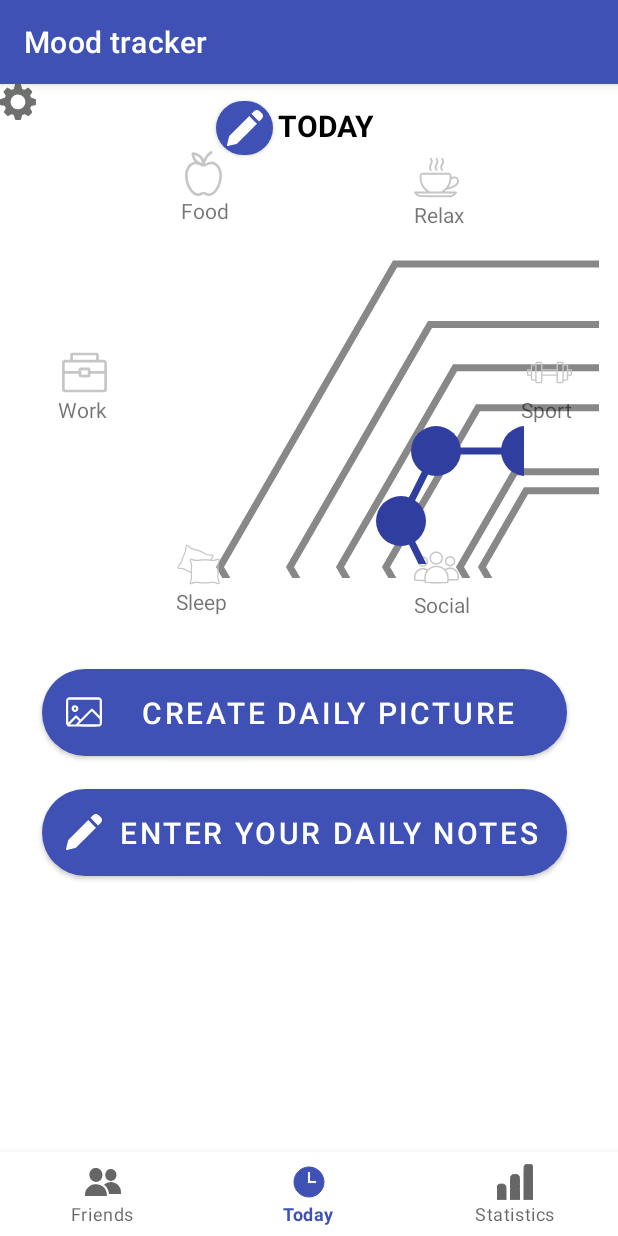
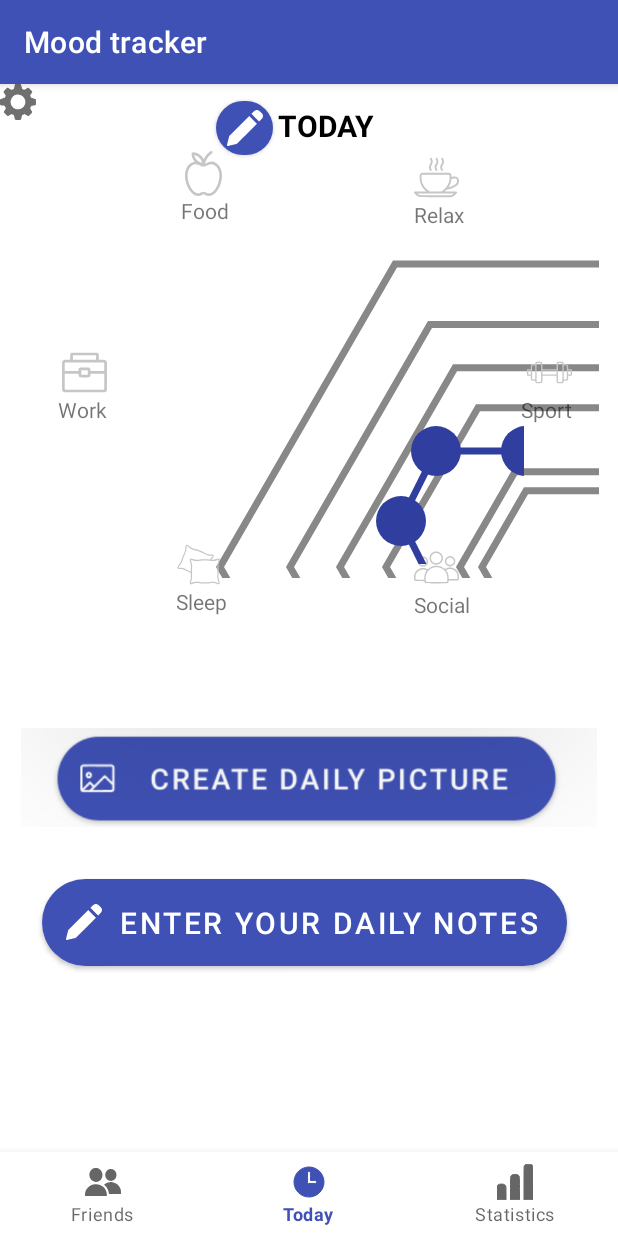
Before and after one commit to margharitasaweliewa/Mood_tracker, an Android app: the screen it shows after launch (MainActivity), on a phone screen of 412 x 824 dp. Run offline under Robolectric (Android 15) with nearby library versions, the phone set to English and light mode, and no system bars; our stand-ins replace navigation-ui.

Commit message:
Added picture change by button "create daily picture"

```diff
--- a/app/src/main/res/layout/fragment_today.xml
+++ b/app/src/main/res/layout/fragment_today.xml
@@ -7,26 +7,11 @@
     tools:context=".ui.today.TodayFragment">
 
     <Button
-        android:id="@+id/dailypicture"
-        android:layout_width="350dp"
-        android:layout_height="70dp"
-        android:layout_marginStart="28dp"
-        android:layout_marginTop="384dp"
-        android:onClick="onClickDailyPictureButton"
-        android:text="@string/daily_picture"
-        android:textSize="20sp"
-        app:cornerRadius="30dp"
-        app:icon="@drawable/ic_pictures"
-        app:iconPadding="8dp"
-        app:layout_constraintStart_toStartOf="parent"
-        app:layout_constraintTop_toTopOf="parent" />
-
-    <Button
         android:id="@+id/dailynotes"
         android:layout_width="350dp"
         android:layout_height="70dp"
         android:layout_marginStart="28dp"
-        android:layout_marginTop="464dp"
+        android:layout_marginTop="524dp"
         android:text="@string/daily_notes"
         android:textSize="20sp"
         app:cornerRadius="30dp"
@@ -234,5 +219,19 @@
         app:layout_constraintStart_toEndOf="@+id/colorPicker"
         app:layout_constraintTop_toTopOf="parent" />
 
+    <ImageButton
+        android:id="@+id/dailypicture"
+        android:layout_width="wrap_content"
+        android:layout_height="wrap_content"
+        android:adjustViewBounds="true"
+        android:backgroundTint="@color/white"
+        android:scaleType="fitCenter"
+        android:src="@drawable/dailypicturebutton"
+        app:layout_constraintBottom_toTopOf="@+id/dailynotes"
+        app:layout_constraintEnd_toEndOf="parent"
+        app:layout_constraintStart_toStartOf="parent"
+        app:layout_constraintTop_toBottomOf="@+id/customActivityChart"
+        app:layout_constraintVertical_bias="0.83" />
+
 
 </androidx.constraintlayout.widget.ConstraintLayout>
```
Also changed, not shown: app/src/main/java/com/example/moodtracker/ui/today/TodayFragment.java (+31 -2 lines), app/src/main/res/drawable/picture_on_main.xml (added, +10 -0 lines), app/src/main/res/drawable/dailypicturebutton.png (added).
